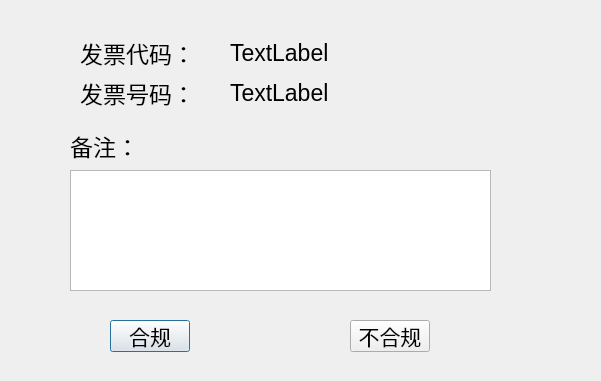
Old version of the form yesruledialog.ui in the repository czhc001/Qt-Project-FAPIAO.
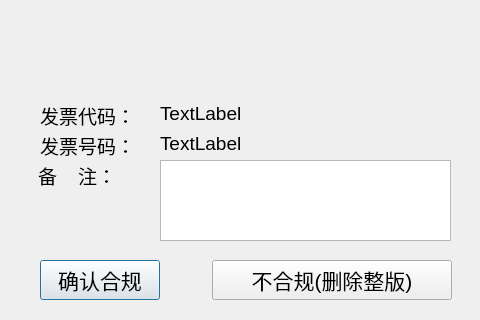
New version of the form.

Commit message: 界面ui修改

What changed in the file:
```diff
--- a/yesruledialog.ui
+++ b/yesruledialog.ui
@@ -6,8 +6,8 @@
    <rect>
     <x>0</x>
     <y>0</y>
-    <width>601</width>
-    <height>381</height>
+    <width>480</width>
+    <height>320</height>
    </rect>
   </property>
   <property name="windowTitle">
@@ -16,15 +16,15 @@
   <widget class="QLabel" name="label">
    <property name="geometry">
     <rect>
-     <x>80</x>
-     <y>40</y>
+     <x>40</x>
+     <y>100</y>
      <width>110</width>
-     <height>26</height>
+     <height>31</height>
     </rect>
    </property>
    <property name="font">
     <font>
-     <pointsize>17</pointsize>
+     <pointsize>14</pointsize>
     </font>
    </property>
    <property name="text">
@@ -34,15 +34,15 @@
   <widget class="QLabel" name="label_2">
    <property name="geometry">
     <rect>
-     <x>80</x>
-     <y>80</y>
+     <x>40</x>
+     <y>130</y>
      <width>110</width>
-     <height>26</height>
+     <height>31</height>
     </rect>
    </property>
    <property name="font">
     <font>
-     <pointsize>17</pointsize>
+     <pointsize>14</pointsize>
     </font>
    </property>
    <property name="text">
@@ -52,15 +52,15 @@
   <widget class="QLabel" name="label_code">
    <property name="geometry">
     <rect>
-     <x>230</x>
-     <y>40</y>
+     <x>160</x>
+     <y>100</y>
      <width>221</width>
      <height>26</height>
     </rect>
    </property>
    <property name="font">
     <font>
-     <pointsize>17</pointsize>
+     <pointsize>14</pointsize>
     </font>
    </property>
    <property name="text">
@@ -70,15 +70,15 @@
   <widget class="QLabel" name="label_no">
    <property name="geometry">
     <rect>
-     <x>230</x>
-     <y>80</y>
+     <x>160</x>
+     <y>130</y>
      <width>221</width>
      <height>26</height>
     </rect>
    </property>
    <property name="font">
     <font>
-     <pointsize>17</pointsize>
+     <pointsize>14</pointsize>
     </font>
    </property>
    <property name="text">
@@ -88,10 +88,10 @@
   <widget class="QPushButton" name="Button_yes">
    <property name="geometry">
     <rect>
-     <x>110</x>
-     <y>320</y>
-     <width>80</width>
-     <height>32</height>
+     <x>40</x>
+     <y>260</y>
+     <width>120</width>
+     <height>40</height>
     </rect>
    </property>
    <property name="font">
@@ -100,51 +100,65 @@
     </font>
    </property>
    <property name="text">
-    <string>合规</string>
+    <string>确认合规</string>
    </property>
   </widget>
   <widget class="QTextEdit" name="textEdit">
    <property name="geometry">
     <rect>
-     <x>70</x>
-     <y>170</y>
-     <width>421</width>
-     <height>121</height>
+     <x>160</x>
+     <y>160</y>
+     <width>291</width>
+     <height>81</height>
     </rect>
    </property>
+   <property name="font">
+    <font>
+     <pointsize>14</pointsize>
+    </font>
+   </property>
    <property name="html">
     <string>&lt;!DOCTYPE HTML PUBLIC &quot;-//W3C//DTD HTML 4.0//EN&quot; &quot;http://www.w3.org/TR/REC-html40/strict.dtd&quot;&gt;
 &lt;html&gt;&lt;head&gt;&lt;meta name=&quot;qrichtext&quot; content=&quot;1&quot; /&gt;&lt;style type=&quot;text/css&quot;&gt;
 p, li { white-space: pre-wrap; }
-&lt;/style&gt;&lt;/head&gt;&lt;body style=&quot; font-family:'SimSun'; font-size:8.83019pt; font-weight:400; font-style:normal;&quot;&gt;
-&lt;p style=&quot;-qt-paragraph-type:empty; margin-top:0px; margin-bottom:0px; margin-left:0px; margin-right:0px; -qt-block-indent:0; text-indent:0px; font-size:8.83019pt;&quot;&gt;&lt;br /&gt;&lt;/p&gt;&lt;/body&gt;&lt;/html&gt;</string>
+&lt;/style&gt;&lt;/head&gt;&lt;body style=&quot; font-family:'SimSun'; font-size:14pt; font-weight:400; font-style:normal;&quot;&gt;
+&lt;p style=&quot;-qt-paragraph-type:empty; margin-top:0px; margin-bottom:0px; margin-left:0px; margin-right:0px; -qt-block-indent:0; text-indent:0px;&quot;&gt;&lt;br /&gt;&lt;/p&gt;&lt;/body&gt;&lt;/html&gt;</string>
    </property>
   </widget>
   <widget class="QLabel" name="label_5">
    <property name="geometry">
     <rect>
-     <x>70</x>
-     <y>130</y>
-     <width>63</width>
+     <x>38</x>
+     <y>160</y>
+     <width>110</width>
      <height>31</height>
     </rect>
    </property>
    <property name="font">
     <font>
-     <pointsize>17</pointsize>
+     <pointsize>14</pointsize>
     </font>
    </property>
+   <property name="lineWidth">
+    <number>1</number>
+   </property>
+   <property name="midLineWidth">
+    <number>0</number>
+   </property>
    <property name="text">
-    <string>备注：</string>
+    <string>备    注：</string>
+   </property>
+   <property name="wordWrap">
+    <bool>false</bool>
    </property>
   </widget>
   <widget class="QPushButton" name="Button_no">
    <property name="geometry">
     <rect>
-     <x>350</x>
-     <y>320</y>
-     <width>80</width>
-     <height>32</height>
+     <x>212</x>
+     <y>260</y>
+     <width>240</width>
+     <height>40</height>
     </rect>
    </property>
    <property name="font">
@@ -153,7 +167,7 @@
     </font>
    </property>
    <property name="text">
-    <string>不合规</string>
+    <string>不合规(删除整版)</string>
    </property>
   </widget>
   <widget class="QLabel" name="label_hint">
```
The commit also changes 7 other files.
